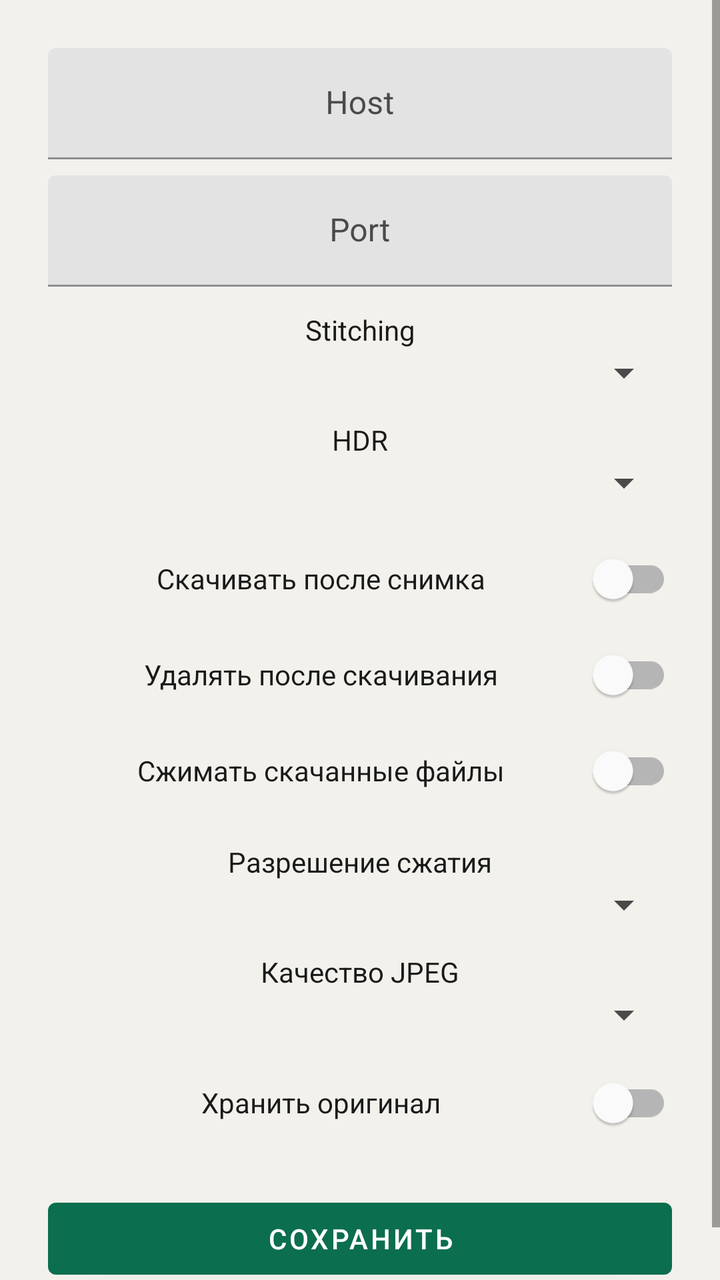
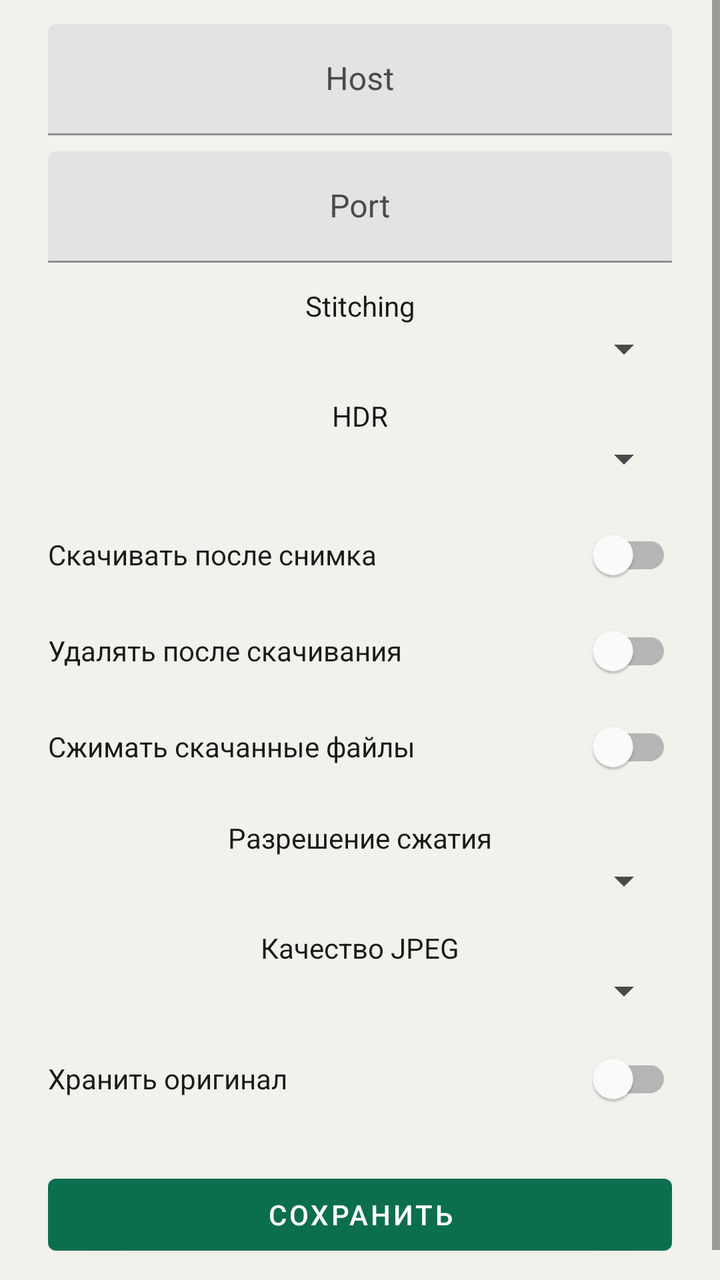

Screens rendered from an Android XML layout before and after an edit, with the pre-edit source and the edit as a unified diff.
<!-- AndroidManifest.xml: application theme Theme.Insta360X5 -->
<!-- res/layout/activity_settings.xml -->
<?xml version="1.0" encoding="utf-8"?>
<ScrollView xmlns:android="http://schemas.android.com/apk/res/android"
    android:layout_width="match_parent"
    android:layout_height="match_parent"
    android:background="@color/bg"
    android:fillViewport="true">

    <LinearLayout
        android:layout_width="match_parent"
        android:layout_height="match_parent"
        android:gravity="center"
        android:orientation="vertical"
        android:paddingHorizontal="24dp"
        android:paddingVertical="24dp">

        <LinearLayout
            android:layout_width="match_parent"
            android:layout_height="wrap_content"
            android:gravity="center_horizontal"
            android:orientation="vertical">

            <com.google.android.material.textfield.TextInputLayout
                android:layout_width="match_parent"
                android:layout_height="wrap_content"
                android:hint="Host"
                android:textColorHint="@color/text_secondary">
                <com.google.android.material.textfield.TextInputEditText
                    android:id="@+id/inputHost"
                    android:layout_width="match_parent"
                    android:layout_height="wrap_content"
                    android:gravity="center"
                    android:inputType="text"
                    android:textColor="@color/text_primary" />
            </com.google.android.material.textfield.TextInputLayout>

            <com.google.android.material.textfield.TextInputLayout
                android:layout_width="match_parent"
                android:layout_height="wrap_content"
                android:layout_marginTop="8dp"
                android:hint="Port"
                android:textColorHint="@color/text_secondary">
                <com.google.android.material.textfield.TextInputEditText
                    android:id="@+id/inputPort"
                    android:layout_width="match_parent"
                    android:layout_height="wrap_content"
                    android:gravity="center"
                    android:inputType="number"
                    android:textColor="@color/text_primary" />
            </com.google.android.material.textfield.TextInputLayout>

            <TextView
                android:layout_width="match_parent"
                android:layout_height="wrap_content"
                android:layout_marginTop="12dp"
                android:gravity="center"
                android:text="Stitching"
                android:textColor="@color/text_primary" />
            <Spinner
                android:id="@+id/spinnerStitch"
                android:layout_width="match_parent"
                android:layout_height="wrap_content"
                android:gravity="center"
                android:popupBackground="@color/surface" />

            <TextView
                android:layout_width="match_parent"
                android:layout_height="wrap_content"
                android:layout_marginTop="12dp"
                android:gravity="center"
                android:text="HDR"
                android:textColor="@color/text_primary" />
            <Spinner
                android:id="@+id/spinnerHdr"
                android:layout_width="match_parent"
                android:layout_height="wrap_content"
                android:gravity="center"
                android:popupBackground="@color/surface" />

            <com.google.android.material.switchmaterial.SwitchMaterial
                android:id="@+id/switchDownload"
                android:layout_width="match_parent"
                android:layout_height="wrap_content"
                android:layout_marginTop="12dp"
                android:gravity="center_vertical|start"
                android:text="Скачивать после снимка"
                android:textAlignment="center"
                android:textColor="@color/text_primary" />

            <com.google.android.material.switchmaterial.SwitchMaterial
                android:id="@+id/switchDeleteAfter"
                android:layout_width="match_parent"
                android:layout_height="wrap_content"
                android:gravity="center_vertical|start"
                android:text="Удалять после скачивания"
                android:textAlignment="center"
                android:textColor="@color/text_primary" />

            <com.google.android.material.switchmaterial.SwitchMaterial
                android:id="@+id/switchCompress"
                android:layout_width="match_parent"
                android:layout_height="wrap_content"
                android:gravity="center_vertical|start"
                android:text="Сжимать скачанные файлы"
                android:textAlignment="center"
                android:textColor="@color/text_primary" />

            <TextView
                android:layout_width="match_parent"
                android:layout_height="wrap_content"
                android:layout_marginTop="12dp"
                android:gravity="center"
                android:text="Разрешение сжатия"
                android:textColor="@color/text_primary" />
            <Spinner
                android:id="@+id/spinnerResolution"
                android:layout_width="match_parent"
                android:layout_height="wrap_content"
                android:gravity="center"
                android:popupBackground="@color/surface" />

            <TextView
                android:layout_width="match_parent"
                android:layout_height="wrap_content"
                android:layout_marginTop="12dp"
                android:gravity="center"
                android:text="Качество JPEG"
                android:textColor="@color/text_primary" />
            <Spinner
                android:id="@+id/spinnerQuality"
                android:layout_width="match_parent"
                android:layout_height="wrap_content"
                android:gravity="center"
                android:popupBackground="@color/surface" />

            <com.google.android.material.switchmaterial.SwitchMaterial
                android:id="@+id/switchKeepOriginal"
                android:layout_width="match_parent"
                android:layout_height="wrap_content"
                android:layout_marginTop="8dp"
                android:gravity="center_vertical|start"
                android:text="Хранить оригинал"
                android:textAlignment="center"
                android:textColor="@color/text_primary" />

            <com.google.android.material.button.MaterialButton
                android:id="@+id/btnSave"
                style="@style/Widget.Insta360X5.Button"
                android:layout_width="match_parent"
                android:layout_height="wrap_content"
                android:layout_marginTop="20dp"
                android:text="@string/save" />
        </LinearLayout>
    </LinearLayout>
</ScrollView>
<!-- resources referenced by this layout -->
<resources>
  <color name="bg">#FFF3F1EC</color>
  <color name="surface">#FFFFFFFF</color>
  <color name="text_primary">#FF1A1A1A</color>
  <color name="text_secondary">#FF4A4A4A</color>
  <string name="save">Сохранить</string>
  <style name="Widget.Insta360X5.Button" parent="Widget.MaterialComponents.Button">
          <item name="android:textColor">@color/white</item>
          <item name="backgroundTint">@color/accent</item>
      </style>
  <style name="Theme.Insta360X5" parent="Theme.MaterialComponents.Light.DarkActionBar">
          <item name="colorPrimary">@color/accent</item>
          <item name="colorPrimaryDark">@color/accent_dark</item>
          <item name="colorPrimaryVariant">@color/accent_dark</item>
          <item name="colorSecondary">@color/accent</item>
          <item name="colorAccent">@color/accent</item>
          <item name="colorOnPrimary">@color/white</item>
          <item name="colorSurface">@color/surface</item>
          <item name="colorOnSurface">@color/text_primary</item>
          <item name="android:colorBackground">@color/bg</item>
          <item name="android:windowBackground">@color/bg</item>
          <item name="android:statusBarColor">@color/accent_dark</item>
          <item name="android:textColorPrimary">@color/text_primary</item>
          <item name="android:textColorSecondary">@color/text_secondary</item>
          <item name="android:textColor">@color/text_primary</item>
          <item name="android:textColorHint">@color/text_secondary</item>
          <item name="colorControlNormal">@color/text_secondary</item>
          <item name="colorControlActivated">@color/accent</item>
          <item name="actionBarTheme">@style/ThemeOverlay.Insta360X5.ActionBar</item>
          <item name="materialButtonOutlinedStyle">@style/Widget.Insta360X5.Button.Outlined</item>
          <item name="materialButtonStyle">@style/Widget.Insta360X5.Button</item>
      </style>
  <color name="white">#FFFFFFFF</color>
  <color name="accent">#FF0B6E4F</color>
  <color name="accent_dark">#FF084C37</color>
  <style name="ThemeOverlay.Insta360X5.ActionBar" parent="ThemeOverlay.MaterialComponents.Dark.ActionBar">
          <item name="android:textColorPrimary">@color/white</item>
          <item name="colorControlNormal">@color/white</item>
      </style>
  <style name="Widget.Insta360X5.Button.Outlined" parent="Widget.MaterialComponents.Button.OutlinedButton">
          <item name="android:textColor">@color/accent</item>
          <item name="strokeColor">@color/accent</item>
          <item name="rippleColor">@color/accent</item>
      </style>
</resources>

<!-- the commit's change to res/layout/activity_settings.xml (unified diff, before → after) -->
@@ -7,148 +7,134 @@
 
     <LinearLayout
         android:layout_width="match_parent"
-        android:layout_height="match_parent"
-        android:gravity="center"
+        android:layout_height="wrap_content"
+        android:gravity="center_horizontal"
         android:orientation="vertical"
         android:paddingHorizontal="24dp"
-        android:paddingVertical="24dp">
+        android:paddingTop="12dp"
+        android:paddingBottom="24dp">
 
-        <LinearLayout
+        <com.google.android.material.textfield.TextInputLayout
             android:layout_width="match_parent"
             android:layout_height="wrap_content"
-            android:gravity="center_horizontal"
-            android:orientation="vertical">
-
-            <com.google.android.material.textfield.TextInputLayout
-                android:layout_width="match_parent"
-                android:layout_height="wrap_content"
-                android:hint="Host"
-                android:textColorHint="@color/text_secondary">
-                <com.google.android.material.textfield.TextInputEditText
-                    android:id="@+id/inputHost"
-                    android:layout_width="match_parent"
-                    android:layout_height="wrap_content"
-                    android:gravity="center"
-                    android:inputType="text"
-                    android:textColor="@color/text_primary" />
-            </com.google.android.material.textfield.TextInputLayout>
-
-            <com.google.android.material.textfield.TextInputLayout
-                android:layout_width="match_parent"
-                android:layout_height="wrap_content"
-                android:layout_marginTop="8dp"
-                android:hint="Port"
-                android:textColorHint="@color/text_secondary">
-                <com.google.android.material.textfield.TextInputEditText
-                    android:id="@+id/inputPort"
-                    android:layout_width="match_parent"
-                    android:layout_height="wrap_content"
-                    android:gravity="center"
-                    android:inputType="number"
-                    android:textColor="@color/text_primary" />
-            </com.google.android.material.textfield.TextInputLayout>
-
-            <TextView
-                android:layout_width="match_parent"
-                android:layout_height="wrap_content"
-                android:layout_marginTop="12dp"
-                android:gravity="center"
-                android:text="Stitching"
-                android:textColor="@color/text_primary" />
-            <Spinner
-                android:id="@+id/spinnerStitch"
+            android:hint="Host"
+            android:textColorHint="@color/text_secondary">
+            <com.google.android.material.textfield.TextInputEditText
+                android:id="@+id/inputHost"
                 android:layout_width="match_parent"
                 android:layout_height="wrap_content"
                 android:gravity="center"
-                android:popupBackground="@color/surface" />
+                android:inputType="text"
+                android:textColor="@color/text_primary" />
+        </com.google.android.material.textfield.TextInputLayout>
 
-            <TextView
-                android:layout_width="match_parent"
-                android:layout_height="wrap_content"
-                android:layout_marginTop="12dp"
-                android:gravity="center"
-                android:text="HDR"
-                android:textColor="@color/text_primary" />
-            <Spinner
-                android:id="@+id/spinnerHdr"
+        <com.google.android.material.textfield.TextInputLayout
+            android:layout_width="match_parent"
+            android:layout_height="wrap_content"
+            android:layout_marginTop="8dp"
+            android:hint="Port"
+            android:textColorHint="@color/text_secondary">
+            <com.google.android.material.textfield.TextInputEditText
+                android:id="@+id/inputPort"
                 android:layout_width="match_parent"
                 android:layout_height="wrap_content"
                 android:gravity="center"
-                android:popupBackground="@color/surface" />
+                android:inputType="number"
+                android:textColor="@color/text_primary" />
+        </com.google.android.material.textfield.TextInputLayout>
 
-            <com.google.android.material.switchmaterial.SwitchMaterial
-                android:id="@+id/switchDownload"
-                android:layout_width="match_parent"
-                android:layout_height="wrap_content"
-                android:layout_marginTop="12dp"
-                android:gravity="center_vertical|start"
-                android:text="Скачивать после снимка"
-                android:textAlignment="center"
-                android:textColor="@color/text_primary" />
+        <TextView
+            android:layout_width="match_parent"
+            android:layout_height="wrap_content"
+            android:layout_marginTop="12dp"
+            android:gravity="center"
+            android:text="Stitching"
+            android:textColor="@color/text_primary" />
+        <Spinner
+            android:id="@+id/spinnerStitch"
+            android:layout_width="match_parent"
+            android:layout_height="wrap_content"
+            android:gravity="center"
+            android:popupBackground="@color/surface" />
 
-            <com.google.android.material.switchmaterial.SwitchMaterial
-                android:id="@+id/switchDeleteAfter"
-                android:layout_width="match_parent"
-                android:layout_height="wrap_content"
-                android:gravity="center_vertical|start"
-                android:text="Удалять после скачивания"
-                android:textAlignment="center"
-                android:textColor="@color/text_primary" />
+        <TextView
+            android:layout_width="match_parent"
+            android:layout_height="wrap_content"
+            android:layout_marginTop="12dp"
+            android:gravity="center"
+            android:text="HDR"
+            android:textColor="@color/text_primary" />
+        <Spinner
+            android:id="@+id/spinnerHdr"
+            android:layout_width="match_parent"
+            android:layout_height="wrap_content"
+            android:gravity="center"
+            android:popupBackground="@color/surface" />
 
-            <com.google.android.material.switchmaterial.SwitchMaterial
-                android:id="@+id/switchCompress"
-                android:layout_width="match_parent"
-                android:layout_height="wrap_content"
-                android:gravity="center_vertical|start"
-                android:text="Сжимать скачанные файлы"
-                android:textAlignment="center"
-                android:textColor="@color/text_primary" />
+        <com.google.android.material.switchmaterial.SwitchMaterial
+            android:id="@+id/switchDownload"
+            android:layout_width="match_parent"
+            android:layout_height="wrap_content"
+            android:layout_marginTop="12dp"
+            android:text="Скачивать после снимка"
+            android:textColor="@color/text_primary" />
 
-            <TextView
-                android:layout_width="match_parent"
-                android:layout_height="wrap_content"
-                android:layout_marginTop="12dp"
-                android:gravity="center"
-                android:text="Разрешение сжатия"
-                android:textColor="@color/text_primary" />
-            <Spinner
-                android:id="@+id/spinnerResolution"
-                android:layout_width="match_parent"
-                android:layout_height="wrap_content"
-                android:gravity="center"
-                android:popupBackground="@color/surface" />
+        <com.google.android.material.switchmaterial.SwitchMaterial
+            android:id="@+id/switchDeleteAfter"
+            android:layout_width="match_parent"
+            android:layout_height="wrap_content"
+            android:text="Удалять после скачивания"
+            android:textColor="@color/text_primary" />
 
-            <TextView
-                android:layout_width="match_parent"
-                android:layout_height="wrap_content"
-                android:layout_marginTop="12dp"
-                android:gravity="center"
-                android:text="Качество JPEG"
-                android:textColor="@color/text_primary" />
-            <Spinner
-                android:id="@+id/spinnerQuality"
-                android:layout_width="match_parent"
-                android:layout_height="wrap_content"
-                android:gravity="center"
-                android:popupBackground="@color/surface" />
+        <com.google.android.material.switchmaterial.SwitchMaterial
+            android:id="@+id/switchCompress"
+            android:layout_width="match_parent"
+            android:layout_height="wrap_content"
+            android:text="Сжимать скачанные файлы"
+            android:textColor="@color/text_primary" />
 
-            <com.google.android.material.switchmaterial.SwitchMaterial
-                android:id="@+id/switchKeepOriginal"
-                android:layout_width="match_parent"
-                android:layout_height="wrap_content"
-                android:layout_marginTop="8dp"
-                android:gravity="center_vertical|start"
-                android:text="Хранить оригинал"
-                android:textAlignment="center"
-                android:textColor="@color/text_primary" />
+        <TextView
+            android:layout_width="match_parent"
+            android:layout_height="wrap_content"
+            android:layout_marginTop="12dp"
+            android:gravity="center"
+            android:text="Разрешение сжатия"
+            android:textColor="@color/text_primary" />
+        <Spinner
+            android:id="@+id/spinnerResolution"
+            android:layout_width="match_parent"
+            android:layout_height="wrap_content"
+            android:gravity="center"
+            android:popupBackground="@color/surface" />
 
-            <com.google.android.material.button.MaterialButton
-                android:id="@+id/btnSave"
-                style="@style/Widget.Insta360X5.Button"
-                android:layout_width="match_parent"
-                android:layout_height="wrap_content"
-                android:layout_marginTop="20dp"
-                android:text="@string/save" />
-        </LinearLayout>
+        <TextView
+            android:layout_width="match_parent"
+            android:layout_height="wrap_content"
+            android:layout_marginTop="12dp"
+            android:gravity="center"
+            android:text="Качество JPEG"
+            android:textColor="@color/text_primary" />
+        <Spinner
+            android:id="@+id/spinnerQuality"
+            android:layout_width="match_parent"
+            android:layout_height="wrap_content"
+            android:gravity="center"
+            android:popupBackground="@color/surface" />
+
+        <com.google.android.material.switchmaterial.SwitchMaterial
+            android:id="@+id/switchKeepOriginal"
+            android:layout_width="match_parent"
+            android:layout_height="wrap_content"
+            android:layout_marginTop="8dp"
+            android:text="Хранить оригинал"
+            android:textColor="@color/text_primary" />
+
+        <com.google.android.material.button.MaterialButton
+            android:id="@+id/btnSave"
+            style="@style/Widget.Insta360X5.Button"
+            android:layout_width="match_parent"
+            android:layout_height="wrap_content"
+            android:layout_marginTop="20dp"
+            android:text="@string/save" />
     </LinearLayout>
 </ScrollView>
